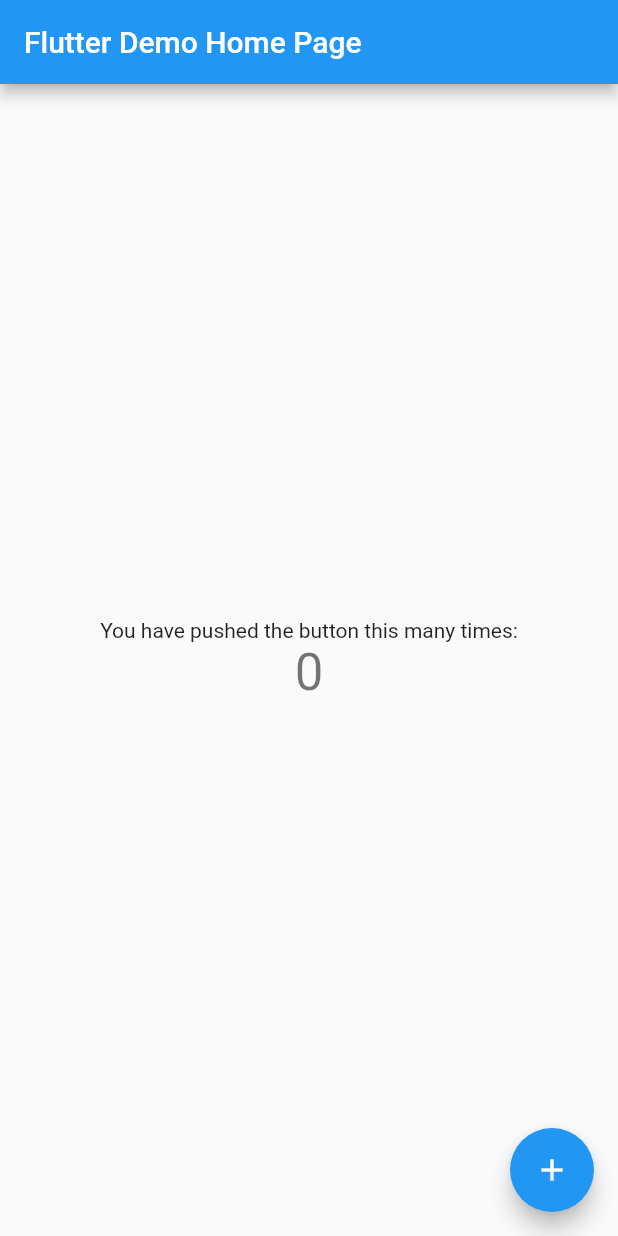
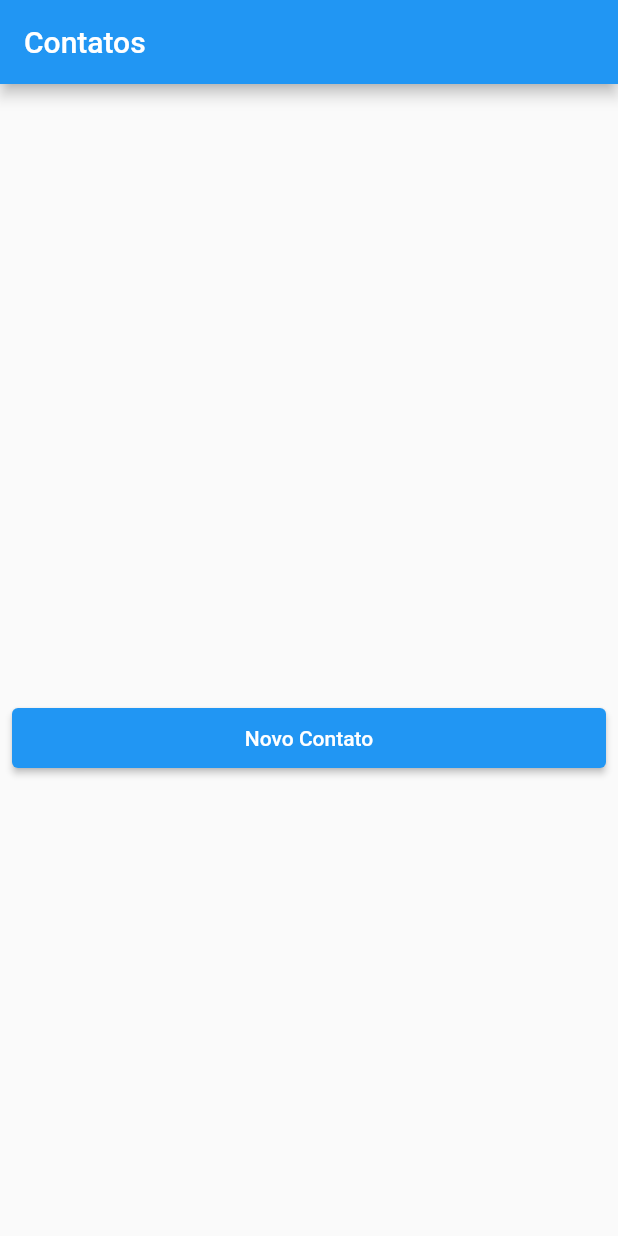
Before and after one commit to heribertojunior/app_agenda, a Flutter app: the screen it shows after launch, on a phone screen of 412 x 824 dp. Run offline on Flutter 3.47's test engine with Material 2 defaults, Android fonts, the light colour scheme and no system bars; our stand-ins replace get_it, sqflite; accounts and stored records are empty.

Commit message:
CRUD completo de contato

```diff
--- /dev/null
+++ b/lib/Screens/list_contact.dart
@@ -0,0 +1,101 @@
+import 'package:app_agenda/BD/contact_table.dart';
+import 'package:app_agenda/Models/contact.dart';
+import 'package:app_agenda/Screens/insert_contact.dart';
+import 'package:app_agenda/Screens/update_contact.dart';
+import 'package:flutter/cupertino.dart';
+import 'package:flutter/material.dart';
+import 'package:flutter/src/foundation/key.dart';
+import 'package:flutter/src/widgets/framework.dart';
+import 'package:get_it/get_it.dart';
+
+class ListData extends StatefulWidget {
+  const ListData({Key? key}) : super(key: key);
+
+  @override
+  State<ListData> createState() => _ListDataState();
+}
+
+class _ListDataState extends State<ListData> {
+  var bd = GetIt.I.get<ContactTable>();
+  late Future<List<Contact>> items;
+
+  @override
+  void initState() {
+    super.initState();
+    items = bd.getContacts();
+  }
+
+  updateData() {
+    setState(() {
+      items = bd.getContacts();
+    });
+  }
+
+  @override
+  Widget build(BuildContext context) {
+    return Scaffold(
+      appBar: AppBar(title: Text("Contatos")),
+      body: Container(
+        width: double.infinity,
+        child: SingleChildScrollView(
+          child: Column(
+            children: [
+              Container(
+                height: 400,
+                width: double.infinity,
+                child: FutureBuilder<List<Contact>>(
+                  //diz a variavel que alimenta a lista
+                  future: items,
+                  builder: (context, snapshot) {
+                    if (snapshot.hasData) {
+                      List<Contact> data = snapshot.data!;
+
+                      return ListView.builder(
+                          itemCount: data.length,
+                          itemBuilder: (context, index) {
+                            return ListTile(
+                              title: Text(data[index].name),
+                              onTap: () {
+                                Navigator.push(
+                                    context,
+                                    MaterialPageRoute(
+                                        builder: (context) => UpdateContact(
+                                              onUpdateList: updateData,
+                                              c: data[index],
+                                            )));
+                              },
+                            );
+                          });
+                    } else if (snapshot.hasError) {
+                      Text("${snapshot.error}");
+                    }
+                    return Center(
+                      child: CircularProgressIndicator(),
+                    );
+                  },
+                ),
+              ),
+              Padding(
+                padding: EdgeInsets.symmetric(horizontal: 8, vertical: 16),
+                child: SizedBox(
+                  height: 40,
+                  width: double.infinity,
+                  child: ElevatedButton(
+                    child: Text("Novo Contato"),
+                    onPressed: () {
+                      Navigator.push(
+                          context,
+                          MaterialPageRoute(
+                              builder: (context) =>
+                                  InsertContact(onUpdateList: updateData)));
+                    },
+                  ),
+                ),
+              ),
+            ],
+          ),
+        ),
+      ),
+    );
+  }
+}
--- a/lib/main.dart
+++ b/lib/main.dart
@@ -1,115 +1,36 @@
+import 'package:app_agenda/BD/contact_table.dart';
+import 'package:app_agenda/BD/database_helper.dart';
+import 'package:app_agenda/Screens/list_contact.dart';
 import 'package:flutter/material.dart';
+import 'package:get_it/get_it.dart';
 
-void main() {
+// injeção de dependencia com Get_it
+final getIt = GetIt.instance;
+void setConfiguration() {
+//registrando carregamento tardio(so quando chamar), que tera uma unica instancia na memoria
+  getIt.registerLazySingleton(() => DataBaseHelper());
+  getIt.registerLazySingleton(() => ContactTable());
+}
+
+void main() async {
+// garante que so vai realizar as operações depois que os componentes minimos forem carregados
+  WidgetsFlutterBinding.ensureInitialized();
+  setConfiguration();
   runApp(const MyApp());
 }
 
 class MyApp extends StatelessWidget {
   const MyApp({Key? key}) : super(key: key);
 
-  // This widget is the root of your application.
   @override
   Widget build(BuildContext context) {
     return MaterialApp(
       title: 'Flutter Demo',
       theme: ThemeData(
-        // This is the theme of your application.
-        //
-        // Try running your application with "flutter run". You'll see the
-        // application has a blue toolbar. Then, without quitting the app, try
-        // changing the primarySwatch below to Colors.green and then invoke
-        // "hot reload" (press "r" in the console where you ran "flutter run",
-        // or simply save your changes to "hot reload" in a Flutter IDE).
-        // Notice that the counter didn't reset back to zero; the application
-        // is not restarted.
         primarySwatch: Colors.blue,
       ),
-      home: const MyHomePage(title: 'Flutter Demo Home Page'),
+      home: ListData(),
+      debugShowCheckedModeBanner: false,
     );
   }
 }
-
-class MyHomePage extends StatefulWidget {
-  const MyHomePage({Key? key, required this.title}) : super(key: key);
-
-  // This widget is the home page of your application. It is stateful, meaning
-  // that it has a State object (defined below) that contains fields that affect
-  // how it looks.
-
-  // This class is the configuration for the state. It holds the values (in this
-  // case the title) provided by the parent (in this case the App widget) and
-  // used by the build method of the State. Fields in a Widget subclass are
-  // always marked "final".
-
-  final String title;
-
-  @override
-  State<MyHomePage> createState() => _MyHomePageState();
-}
-
-class _MyHomePageState extends State<MyHomePage> {
-  int _counter = 0;
-
-  void _incrementCounter() {
-    setState(() {
-      // This call to setState tells the Flutter framework that something has
-      // changed in this State, which causes it to rerun the build method below
-      // so that the display can reflect the updated values. If we changed
-      // _counter without calling setState(), then the build method would not be
-      // called again, and so nothing would appear to happen.
-      _counter++;
-    });
-  }
-
-  @override
-  Widget build(BuildContext context) {
-    // This method is rerun every time setState is called, for instance as done
-    // by the _incrementCounter method above.
-    //
-    // The Flutter framework has been optimized to make rerunning build methods
-    // fast, so that you can just rebuild anything that needs updating rather
-    // than having to individually change instances of widgets.
-    return Scaffold(
-      appBar: AppBar(
-        // Here we take the value from the MyHomePage object that was created by
-        // the App.build method, and use it to set our appbar title.
-        title: Text(widget.title),
-      ),
-      body: Center(
-        // Center is a layout widget. It takes a single child and positions it
-        // in the middle of the parent.
-        child: Column(
-          // Column is also a layout widget. It takes a list of children and
-          // arranges them vertically. By default, it sizes itself to fit its
-          // children horizontally, and tries to be as tall as its parent.
-          //
-          // Invoke "debug painting" (press "p" in the console, choose the
-          // "Toggle Debug Paint" action from the Flutter Inspector in Android
-          // Studio, or the "Toggle Debug Paint" command in Visual Studio Code)
-          // to see the wireframe for each widget.
-          //
-          // Column has various properties to control how it sizes itself and
-          // how it positions its children. Here we use mainAxisAlignment to
-          // center the children vertically; the main axis here is the vertical
-          // axis because Columns are vertical (the cross axis would be
-          // horizontal).
-          mainAxisAlignment: MainAxisAlignment.center,
-          children: <Widget>[
-            const Text(
-              'You have pushed the button this many times:',
-            ),
-            Text(
-              '$_counter',
-              style: Theme.of(context).textTheme.headline4,
-            ),
-          ],
-        ),
-      ),
-      floatingActionButton: FloatingActionButton(
-        onPressed: _incrementCounter,
-        tooltip: 'Increment',
-        child: const Icon(Icons.add),
-      ), // This trailing comma makes auto-formatting nicer for build methods.
-    );
-  }
-}
```
Also changed, not shown: lib/BD/contact_table.dart (added, +48 -0 lines), lib/Screens/insert_contact.dart (added, +78 -0 lines), lib/Screens/update_contact.dart (added, +107 -0 lines).
